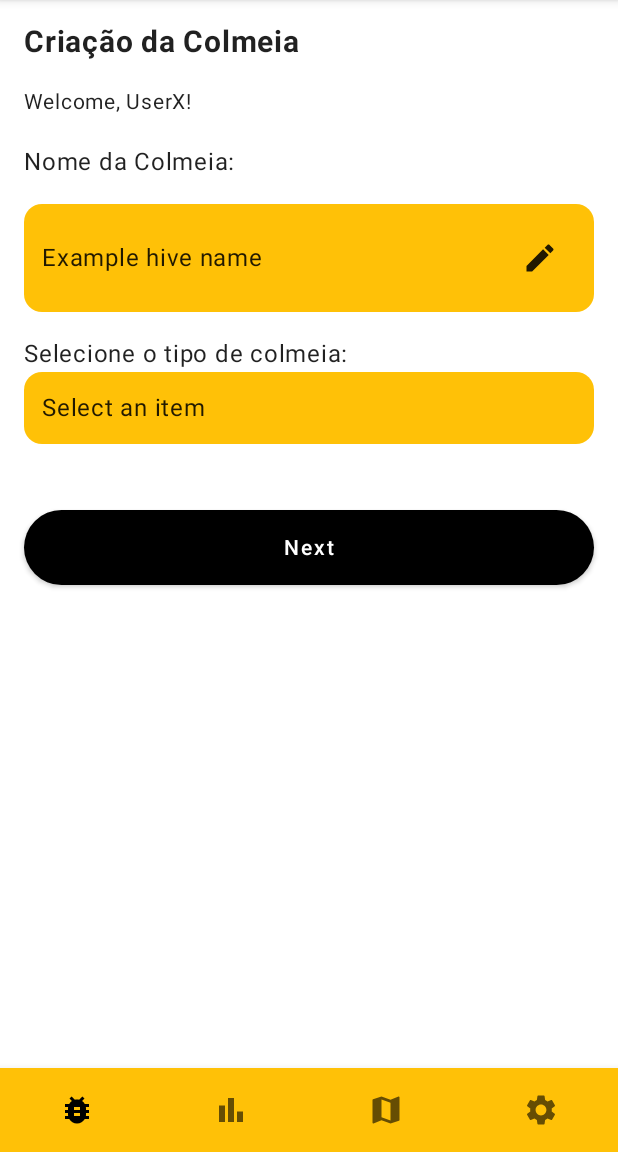
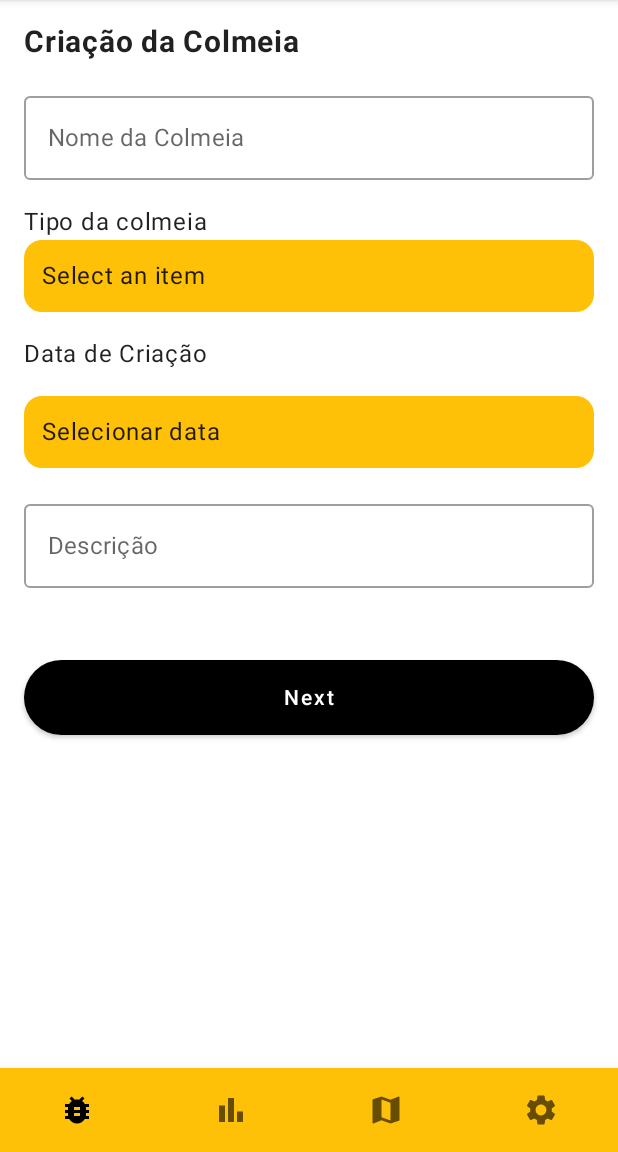
Before and after one commit to M10D12/Bee_Connect, an Android app built with Jetpack Compose: the @Preview function PreviewCreateHiveScreen, on a phone screen of 412 x 824 dp, the part 84-1236 px from its top. Run offline under Robolectric (Android 15) with nearby library versions, the light colour scheme and no system bars; our stand-ins replace Firebase (no records; nobody signed in at launch, a user with empty details on screens opened directly); libraries missing offline, so code that uses them is left out: org.osmdroid.config; pictures from the network do not load.

Commit message:
updates importantes

```diff
--- a/app/build.gradle.kts
+++ b/app/build.gradle.kts
@@ -79,7 +79,8 @@ dependencies {
     implementation("org.osmdroid:osmdroid-android:6.1.11")
     implementation(libs.androidx.preference.ktx)
     implementation("androidx.compose.material:material-icons-extended:1.6.1")
-
+    implementation("com.squareup.okhttp3:okhttp:4.12.0")
+    implementation("org.json:json:20231013")
 
 
 
--- a/app/src/main/java/com/example/beeconnect/CreateApiary.kt
+++ b/app/src/main/java/com/example/beeconnect/CreateApiary.kt
@@ -46,7 +46,7 @@ fun CreateApiaryScreen(navController: NavController) {
 
     Scaffold(
         topBar = { BeeConnectTopBar() },
-        bottomBar = { BeeConnectBottomNavigation() }
+        bottomBar = { BeeConnectBottomNavigation(navController) }
     ) { paddingValues ->
         if (isMapExpanded) {
             Box(modifier = Modifier.fillMaxSize()) {
--- a/app/src/main/java/com/example/beeconnect/CreateHiveScreen.kt
+++ b/app/src/main/java/com/example/beeconnect/CreateHiveScreen.kt
@@ -1,5 +1,6 @@
 package com.example.beeconnect
 
+import android.app.DatePickerDialog
 import android.widget.Toast
 import androidx.compose.foundation.background
 import androidx.compose.foundation.clickable
@@ -23,20 +24,37 @@ import com.google.firebase.auth.ktx.auth
 import com.google.firebase.firestore.FieldValue
 import com.google.firebase.firestore.ktx.firestore
 import com.google.firebase.ktx.Firebase
+import java.util.*
 
 @Composable
 fun CreateHiveScreen(navController: NavController, apiaryId: String) {
     val context = LocalContext.current
 
-    var hiveName by remember { mutableStateOf("Example hive name") }
+    var hiveName by remember { mutableStateOf("") }
+    var creationDate by remember { mutableStateOf("") }
+    var description by remember { mutableStateOf("") }
     var selectedType by remember { mutableStateOf("Select an item") }
 
     val typeOptions = listOf("Langstroth", "Lusitano", "Reversível", "Industrial (dadant)")
 
+    val calendar = Calendar.getInstance()
+    val year = calendar.get(Calendar.YEAR)
+    val month = calendar.get(Calendar.MONTH)
+    val day = calendar.get(Calendar.DAY_OF_MONTH)
+
+    val datePickerDialog = remember {
+        DatePickerDialog(
+            context,
+            { _, selectedYear, selectedMonth, selectedDay ->
+                creationDate = "%02d/%02d/%04d".format(selectedDay, selectedMonth + 1, selectedYear)
+            },
+            year, month, day
+        )
+    }
+
     Scaffold(
         topBar = { BeeConnectTopBar() },
-        bottomBar = { BeeConnectBottomNavigation() }
-
+        bottomBar = { BeeConnectBottomNavigation(navController) }
     ) { padding ->
         Column(
             modifier = Modifier
@@ -46,30 +64,39 @@ fun CreateHiveScreen(navController: NavController, apiaryId: String) {
             verticalArrangement = Arrangement.spacedBy(16.dp)
         ) {
             Text("Criação da Colmeia", fontSize = 20.sp, fontWeight = FontWeight.Bold)
-            Text("Welcome, UserX!", fontSize = 14.sp)
 
-            // Nome da Colmeia
-            Text("Nome da Colmeia:")
-            Row(
-                verticalAlignment = Alignment.CenterVertically,
+            // Nome da colmeia (editável)
+            OutlinedTextField(
+                value = hiveName,
+                onValueChange = { hiveName = it },
+                label = { Text("Nome da Colmeia") },
+                modifier = Modifier.fillMaxWidth()
+            )
+
+            // Tipo (dropdown)
+            DropdownSelector("Tipo da colmeia", typeOptions, selectedType) { selectedType = it }
+
+            // Data de criação (Date Picker)
+            Text("Data de Criação")
+            Box(
                 modifier = Modifier
                     .background(Color(0xFFFFC107), RoundedCornerShape(12.dp))
                     .fillMaxWidth()
+                    .clickable { datePickerDialog.show() }
                     .padding(12.dp)
             ) {
-                Text(hiveName, modifier = Modifier.weight(1f))
-                IconButton(onClick = {
-                    // Aqui poderias abrir um dialog para editar, por simplicidade fizemos diretamente
-                    hiveName = "Nova colmeia"
-                }) {
-                    Icon(Icons.Default.Edit, contentDescription = "Edit hive name")
-                }
+                Text(text = if (creationDate.isEmpty()) "Selecionar data" else creationDate)
             }
 
-            // Dropdown para tipo de colmeia
-            DropdownSelector("Selecione o tipo de colmeia:", typeOptions, selectedType) { selectedType = it }
+            // Descrição
+            OutlinedTextField(
+                value = description,
+                onValueChange = { description = it },
+                label = { Text("Descrição") },
+                modifier = Modifier.fillMaxWidth()
+            )
 
-            Spacer(modifier = Modifier.height(12.dp))
+            Spacer(modifier = Modifier.height(16.dp))
 
             Button(
                 onClick = {
@@ -79,13 +106,14 @@ fun CreateHiveScreen(navController: NavController, apiaryId: String) {
                         "nome" to hiveName,
                         "tipo" to selectedType,
                         "apiario" to apiaryId,
+                        "data_criacao" to creationDate,
+                        "descricao" to description,
                         "owner_id" to auth.currentUser?.uid
                     )
 
                     firestore.collection("colmeia")
                         .add(hiveData)
                         .addOnSuccessListener { docRef ->
-                            // Atualiza o apiário para incluir a colmeia criada
                             firestore.collection("apiarios").document(apiaryId)
                                 .update("colmeias", FieldValue.arrayUnion(docRef.id))
                                 .addOnSuccessListener {
--- a/app/src/main/java/com/example/beeconnect/MainActivity.kt
+++ b/app/src/main/java/com/example/beeconnect/MainActivity.kt
@@ -35,6 +35,7 @@ import com.google.firebase.ktx.Firebase
 import org.osmdroid.config.Configuration
 import androidx.compose.material.icons.filled.Map
 import androidx.compose.material3.Scaffold
+import com.example.beeconnect.models.Apiary
 
 class MainActivity : ComponentActivity() {
     override fun onCreate(savedInstanceState: Bundle?) {
@@ -69,6 +70,11 @@ class MainActivity : ComponentActivity() {
                     val apiaryId = backStackEntry.arguments?.getString("apiaryId") ?: ""
                     ApiaryScreen(navController, apiaryId)
                 }
+
+                composable("my_apiaries_map") {
+                    MyApiariesMapScreen(navController)
+                }
+
             }
         }
     }
@@ -92,16 +98,21 @@ fun BeeConnectApp(navController: NavController) {
                     for (document in result) {
                         val nome = document.getString("nome") ?: "Sem nome"
                         val localizacao = document.getString("localizacao") ?: "Sem localização"
+                        val latitude = document.getString("latitude") ?: ""
+                        val longitude = document.getString("longitude") ?: ""
 
                         apiaries.add(
                             Apiary(
                                 name = nome,
                                 location = localizacao,
+                                latitude = latitude,
+                                longitude = longitude,
                                 imageRes = R.drawable.apiario,
                                 id = document.id
                             )
                         )
                     }
+
                 }
                 .addOnFailureListener { e ->
                     Toast.makeText(
@@ -121,7 +132,7 @@ fun BeeConnectApp(navController: NavController) {
 
     Scaffold(
         topBar = { BeeConnectTopBar() },
-        bottomBar = { BeeConnectBottomNavigation() },
+        bottomBar = { BeeConnectBottomNavigation(navController = navController) },
     ) { paddingValues ->
         Column(
             modifier = Modifier
@@ -267,13 +278,13 @@ fun RoundedBlackButton(text: String, onClick: () -> Unit) {
 }
 
 @Composable
-fun BeeConnectBottomNavigation() {
+fun BeeConnectBottomNavigation(navController: NavController) {
     BottomNavigation(
         backgroundColor = Color(0xFFFFC107)
     ) {
         BottomNavigationItem(
             selected = true,
-            onClick = { /* Navegar para apiários */ },
+            onClick = { navController.navigate("home") },
             icon = {
                 Icon(
                     imageVector = Icons.Default.BugReport,
@@ -285,7 +296,7 @@ fun BeeConnectBottomNavigation() {
         )
         BottomNavigationItem(
             selected = false,
-            onClick = { /* Navegar para estatísticas */ },
+            onClick = { /* Navegar para Estatísticas */ },
             icon = {
                 Icon(
                     imageVector = Icons.Default.BarChart,
@@ -297,7 +308,7 @@ fun BeeConnectBottomNavigation() {
         )
         BottomNavigationItem(
             selected = false,
-            onClick = { /* Navegar para mapa */ },
+            onClick = { navController.navigate("my_apiaries_map") },
             icon = {
                 Icon(
                     imageVector = Icons.Default.Map,
@@ -322,12 +333,7 @@ fun BeeConnectBottomNavigation() {
     }
 }
 
-data class Apiary(
-    val name: String,
-    val location: String,
-    val imageRes: Int? = null,
-    val id: String = "" // útil para futuras ações (editar, apagar)
-)
+
 
 @Preview(showBackground = true)
 @Composable
```
Also changed, not shown: app/src/main/java/com/example/beeconnect/ApiaryScreen.kt (+63 -10 lines), app/src/main/java/com/example/beeconnect/MyApiariesMapScreen.kt (added, +117 -0 lines), app/src/main/java/com/example/beeconnect/models/Apiary.kt (added, +10 -0 lines).
